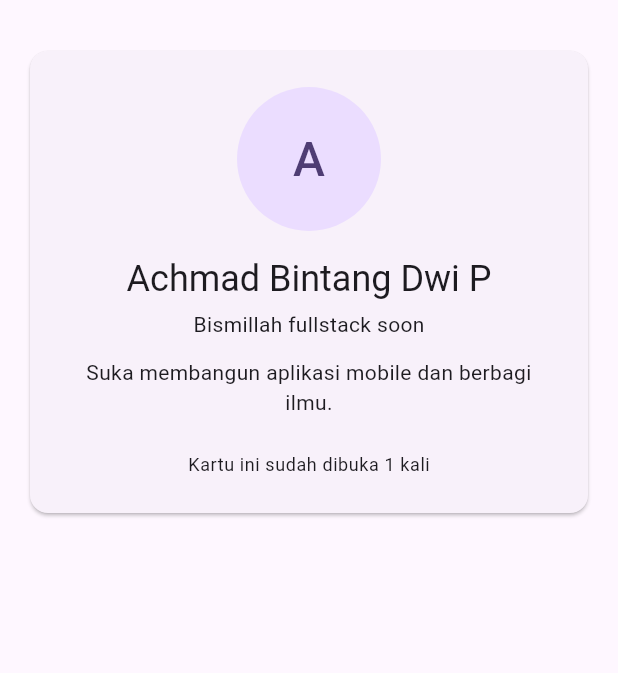
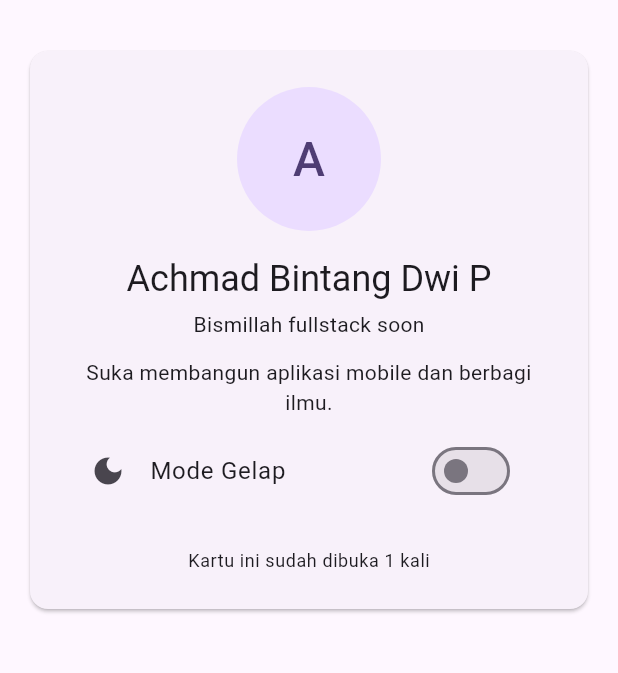
Before and after one commit to achmadbintang0101-maker/tugas-local-storage-sqlite, a Flutter app: the screen it shows after launch, on a phone screen of 412 x 824 dp, the part 63-736 px from its top. Run offline on Flutter 3.47's test engine with Material 3 defaults, Android fonts, the phone set to English and light mode, and no system bars; our stand-ins replace shared_preferences.

Commit message:
Checkpoint 3: tema gelap/terang tersimpan setelah aplikasi dimatikan.

```diff
--- a/lib/main.dart
+++ b/lib/main.dart
@@ -10,21 +10,57 @@ void main() async {
   runApp(MyApp(prefs: prefs));
 }
 
-class MyApp extends StatelessWidget {
+class MyApp extends StatefulWidget {
   final PrefService prefs;
 
   const MyApp({super.key, required this.prefs});
+
+  @override
+  State<MyApp> createState() => _MyAppState();
+}
+
+class _MyAppState extends State<MyApp> {
+  late bool _isDark;
+
+  @override
+  void initState() {
+    super.initState();
+    // Ambil status tema yang tersimpan
+    _isDark = widget.prefs.isDarkMode;
+  }
+
+  void _toggleTheme(bool value) async {
+    await widget.prefs.setDarkMode(value);
+    setState(() {
+      _isDark = value;
+    });
+  }
 
   @override
   Widget build(BuildContext context) {
     return MaterialApp(
       debugShowCheckedModeBanner: false,
       title: 'Kartu Profil Digital',
+      themeMode: _isDark ? ThemeMode.dark : ThemeMode.light,
       theme: ThemeData(
-        colorScheme: ColorScheme.fromSeed(seedColor: Colors.deepPurple),
+        colorScheme: ColorScheme.fromSeed(
+          seedColor: Colors.deepPurple,
+          brightness: Brightness.light,
+        ),
         useMaterial3: true,
       ),
-      home: ProfilePage(prefs: prefs),
+      darkTheme: ThemeData(
+        colorScheme: ColorScheme.fromSeed(
+          seedColor: Colors.deepPurple,
+          brightness: Brightness.dark,
+        ),
+        useMaterial3: true,
+      ),
+      home: ProfilePage(
+        prefs: widget.prefs,
+        isDark: _isDark,
+        onThemeChanged: _toggleTheme,
+      ),
     );
   }
 }
--- a/lib/pages/profile_page.dart
+++ b/lib/pages/profile_page.dart
@@ -4,8 +4,15 @@ import '../services/pref_service.dart';
 
 class ProfilePage extends StatelessWidget {
   final PrefService prefs;
+  final bool isDark;
+  final ValueChanged<bool> onThemeChanged;
 
-  const ProfilePage({super.key, required this.prefs});
+  const ProfilePage({
+    super.key,
+    required this.prefs,
+    required this.isDark,
+    required this.onThemeChanged,
+  });
 
   @override
   Widget build(BuildContext context) {
@@ -44,6 +51,14 @@ class ProfilePage extends StatelessWidget {
                     profile.bio,
                     textAlign: TextAlign.center,
                   ),
+                  const SizedBox(height: 8),
+                  // Widget Switch Mode Gelap
+                  SwitchListTile(
+                    secondary: const Icon(Icons.dark_mode),
+                    title: const Text('Mode Gelap'),
+                    value: isDark,
+                    onChanged: onThemeChanged,
+                  ),
                   const SizedBox(height: 24),
                   Center(
                     child: Text(
--- a/lib/services/pref_service.dart
+++ b/lib/services/pref_service.dart
@@ -5,8 +5,9 @@ class PrefService {
 
   PrefService._(this._prefs);
 
-  // Kunci penyimpanan untuk counter
+  // Kunci penyimpanan
   static const _kOpenCount = 'open_count';
+  static const _kDarkMode = 'is_dark_mode'; // Ditambahkan untuk tema
 
   /// Dipanggil sekali saat aplikasi mulai
   static Future<PrefService> init() async {
@@ -14,10 +15,12 @@ class PrefService {
     return PrefService._(prefs);
   }
 
-  // Getter untuk mengambil jumlah buka aplikasi (default 0 jika belum ada)
+  // Penghitung buka aplikasi
   int get openCount => _prefs.getInt(_kOpenCount) ?? 0;
-
-  // Fungsi untuk menambah hitungan buka aplikasi
   Future<void> increaseOpenCount() =>
       _prefs.setInt(_kOpenCount, openCount + 1);
+
+  // Pengaturan tema gelap
+  bool get isDarkMode => _prefs.getBool(_kDarkMode) ?? false;
+  Future<void> setDarkMode(bool value) => _prefs.setBool(_kDarkMode, value);
 }
```
